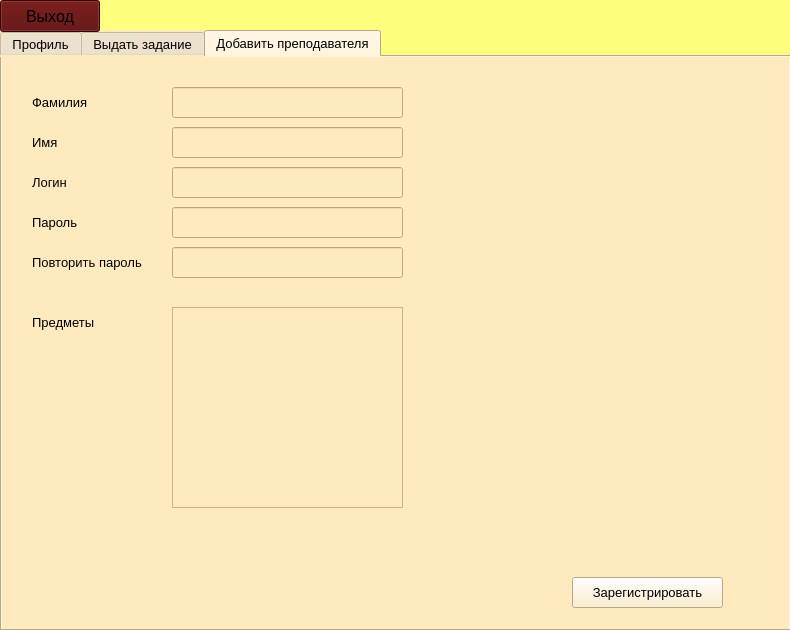
First picture: the form in TeacherDialog.ui, repository Knigan/DB3, before the edit.
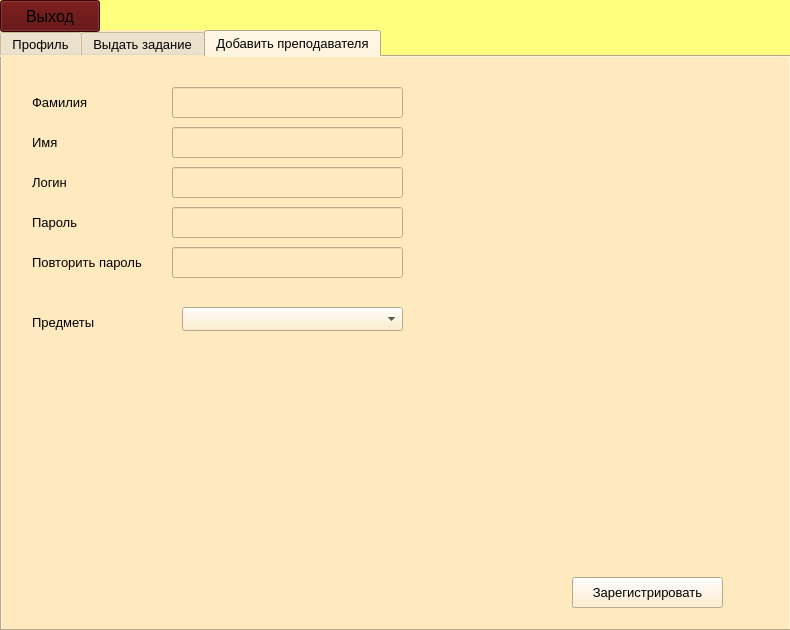
Second picture: the form after the edit. The open tabs and pages were chosen to show the change.

The edit to the form file:
```diff
--- a/TeacherDialog.ui
+++ b/TeacherDialog.ui
@@ -701,9 +701,7 @@
    </property>
    <property name="font">
     <font>
-     <family>MS Shell Dlg 2</family>
      <pointsize>10</pointsize>
-     <weight>9</weight>
      <italic>false</italic>
      <bold>false</bold>
     </font>
@@ -1318,25 +1316,6 @@
       <string>Зарегистрировать</string>
      </property>
     </widget>
-    <widget class="QListView" name="subjectsListView">
-     <property name="geometry">
-      <rect>
-       <x>170</x>
-       <y>250</y>
-       <width>231</width>
-       <height>201</height>
-      </rect>
-     </property>
-     <property name="font">
-      <font>
-       <family>MS Shell Dlg 2</family>
-       <pointsize>10</pointsize>
-       <weight>9</weight>
-       <italic>false</italic>
-       <bold>false</bold>
-      </font>
-     </property>
-    </widget>
     <widget class="QLineEdit" name="nameLine">
      <property name="geometry">
       <rect>
@@ -4930,6 +4909,16 @@
       <set>Qt::AlignRight|Qt::AlignTrailing|Qt::AlignVCenter</set>
      </property>
     </widget>
+    <widget class="QComboBox" name="comboBox">
+     <property name="geometry">
+      <rect>
+       <x>180</x>
+       <y>250</y>
+       <width>221</width>
+       <height>24</height>
+      </rect>
+     </property>
+    </widget>
    </widget>
   </widget>
   <widget class="QPushButton" name="exitButton">
```
Left out of the diff: 48 changed lines with no effect on the pictures.
